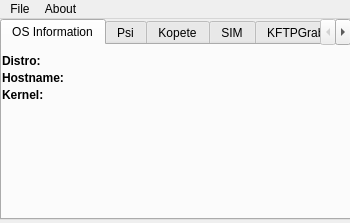
CryptoManiac/pswdrec, file mainwindow.ui: the form before one commit.
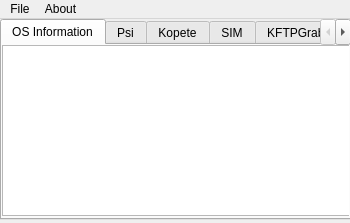
The form after the commit. Icons and pictures are not drawn.

The edit to the form file:
```diff
--- a/mainwindow.ui
+++ b/mainwindow.ui
@@ -55,100 +55,14 @@
      <attribute name="title">
       <string>OS Information</string>
      </attribute>
-     <widget class="QLabel" name="label">
+     <widget class="QTextBrowser" name="textBrowser">
       <property name="geometry">
        <rect>
         <x>0</x>
-        <y>6</y>
-        <width>41</width>
-        <height>20</height>
+        <y>0</y>
+        <width>351</width>
+        <height>171</height>
        </rect>
-      </property>
-      <property name="font">
-       <font>
-        <weight>75</weight>
-        <bold>true</bold>
-       </font>
-      </property>
-      <property name="text">
-       <string>Distro:</string>
-      </property>
-     </widget>
-     <widget class="QLabel" name="label_2">
-      <property name="geometry">
-       <rect>
-        <x>49</x>
-        <y>6</y>
-        <width>291</width>
-        <height>20</height>
-       </rect>
-      </property>
-      <property name="text">
-       <string/>
-      </property>
-     </widget>
-     <widget class="QLabel" name="label_3">
-      <property name="geometry">
-       <rect>
-        <x>0</x>
-        <y>23</y>
-        <width>71</width>
-        <height>20</height>
-       </rect>
-      </property>
-      <property name="font">
-       <font>
-        <weight>75</weight>
-        <bold>true</bold>
-       </font>
-      </property>
-      <property name="text">
-       <string>Hostname:</string>
-      </property>
-     </widget>
-     <widget class="QLabel" name="label_4">
-      <property name="geometry">
-       <rect>
-        <x>71</x>
-        <y>23</y>
-        <width>261</width>
-        <height>20</height>
-       </rect>
-      </property>
-      <property name="text">
-       <string/>
-      </property>
-     </widget>
-     <widget class="QLabel" name="label_5">
-      <property name="geometry">
-       <rect>
-        <x>0</x>
-        <y>42</y>
-        <width>52</width>
-        <height>15</height>
-       </rect>
-      </property>
-      <property name="font">
-       <font>
-        <weight>75</weight>
-        <bold>true</bold>
-       </font>
-      </property>
-      <property name="text">
-       <string>Kernel:</string>
-      </property>
-     </widget>
-     <widget class="QLabel" name="label_6">
-      <property name="geometry">
-       <rect>
-        <x>50</x>
-        <y>42</y>
-        <width>281</width>
-        <height>16</height>
-       </rect>
-      </property>
-      <property name="text">
-       <string/>
       </property>
      </widget>
     </widget>
```
Left out of the diff: 5 changed lines with no effect on the pictures.
